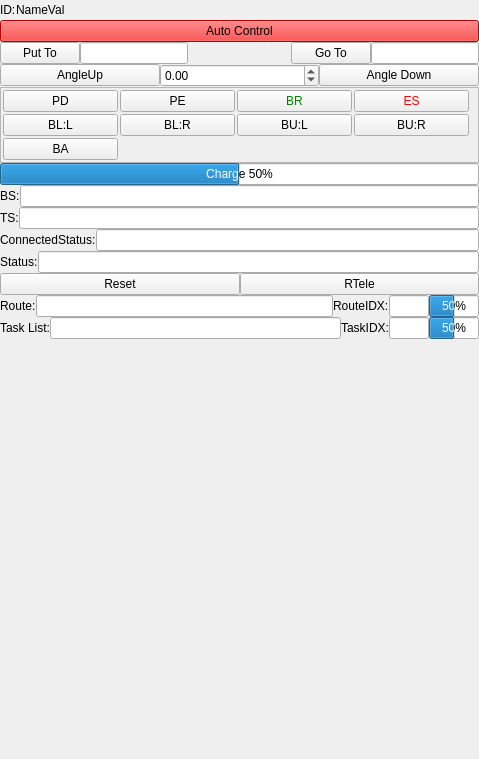
First picture: the form in Lib/Net/Agent_Widget.ui, repository break11/AutoStorage, before the edit.
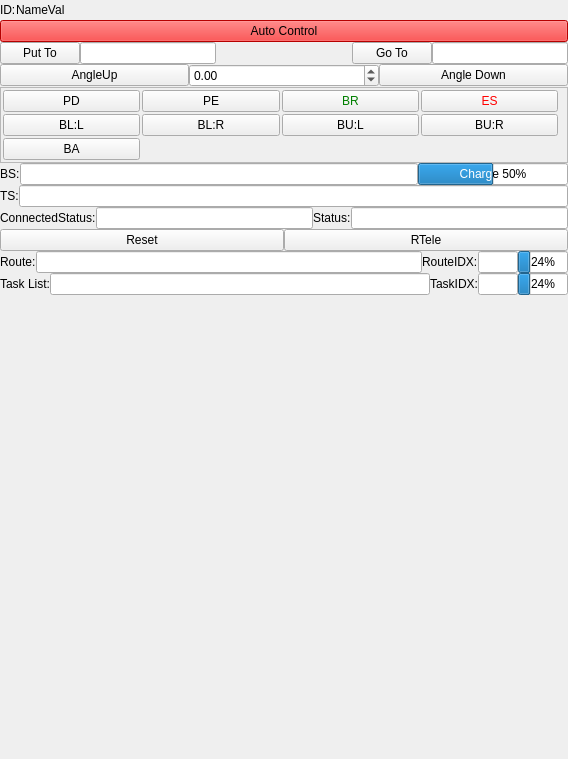
Second picture: the form after the edit.

```diff
--- a/Lib/Net/Agent_Widget.ui
+++ b/Lib/Net/Agent_Widget.ui
@@ -6,7 +6,7 @@
    <rect>
     <x>0</x>
     <y>0</y>
-    <width>479</width>
+    <width>568</width>
     <height>759</height>
    </rect>
   </property>
@@ -334,7 +334,32 @@
     </widget>
    </item>
    <item>
+    <layout class="QHBoxLayout" name="horizontalLayout_4">
+     <item>
+      <widget class="QLabel" name="lbBS">
+       <property name="text">
+        <string>BS:</string>
+       </property>
+      </widget>
+     </item>
+     <item>
+      <widget class="QLineEdit" name="leBS">
+       <property name="readOnly">
+        <bool>true</bool>
+       </property>
+       <property name="propRef" stdset="0">
+        <string>BS</string>
+       </property>
+      </widget>
+     </item>
+     <item>
     <widget class="QProgressBar" name="pbCharge">
+       <property name="maximumSize">
+        <size>
+         <width>150</width>
+         <height>16777215</height>
+        </size>
+       </property>
      <property name="styleSheet">
       <string notr="true"/>
      </property>
@@ -361,25 +386,6 @@
      </property>
     </widget>
    </item>
-   <item>
-    <layout class="QHBoxLayout" name="horizontalLayout_4">
-     <item>
-      <widget class="QLabel" name="lbBS">
-       <property name="text">
-        <string>BS:</string>
-       </property>
-      </widget>
-     </item>
-     <item>
-      <widget class="QLineEdit" name="leBS">
-       <property name="readOnly">
-        <bool>true</bool>
-       </property>
-       <property name="propRef" stdset="0">
-        <string>BS</string>
-       </property>
-      </widget>
-     </item>
     </layout>
    </item>
    <item>
@@ -422,10 +428,6 @@
        </property>
       </widget>
      </item>
-    </layout>
-   </item>
-   <item>
-    <layout class="QHBoxLayout" name="horizontalLayout_9">
      <item>
       <widget class="QLabel" name="lbStatus">
        <property name="text">
@@ -532,7 +534,7 @@
         </size>
        </property>
        <property name="value">
-        <number>50</number>
+        <number>24</number>
        </property>
        <property name="alignment">
         <set>Qt::AlignCenter</set>
@@ -604,7 +606,7 @@
         </size>
        </property>
        <property name="value">
-        <number>50</number>
+        <number>24</number>
        </property>
        <property name="alignment">
         <set>Qt::AlignCenter</set>
```
Lines whose indentation alone changed are shown as unchanged.
